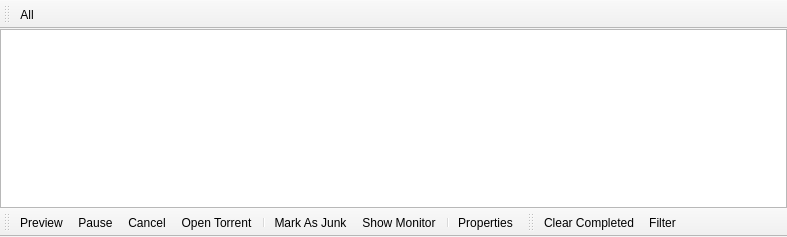
First picture: the form in Quazaa/UI/widgetdownloads.ui, repository c3c/quazaa, before the edit.
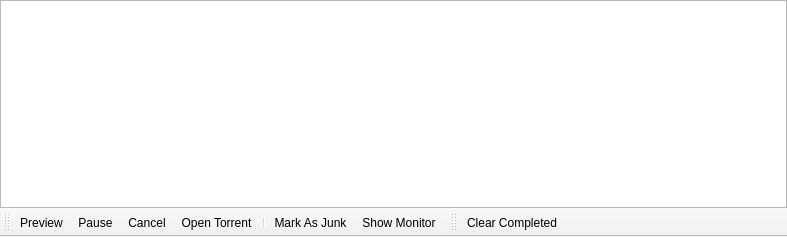
Second picture: the form after the edit. Icons and pictures are not drawn.

```diff
--- a/Quazaa/UI/widgetdownloads.ui
+++ b/Quazaa/UI/widgetdownloads.ui
@@ -46,33 +46,6 @@
     </item>
    </layout>
   </widget>
-  <widget class="QToolBar" name="toolBarFileTypes">
-   <property name="contextMenuPolicy">
-    <enum>Qt::PreventContextMenu</enum>
-   </property>
-   <property name="windowTitle">
-    <string>toolBar</string>
-   </property>
-   <property name="iconSize">
-    <size>
-     <width>16</width>
-     <height>16</height>
-    </size>
-   </property>
-   <property name="toolButtonStyle">
-    <enum>Qt::ToolButtonTextBesideIcon</enum>
-   </property>
-   <property name="floatable">
-    <bool>false</bool>
-   </property>
-   <attribute name="toolBarArea">
-    <enum>TopToolBarArea</enum>
-   </attribute>
-   <attribute name="toolBarBreak">
-    <bool>false</bool>
-   </attribute>
-   <addaction name="actionFilterAll"/>
-  </widget>
   <widget class="QToolBar" name="toolBarControls">
    <property name="contextMenuPolicy">
     <enum>Qt::PreventContextMenu</enum>
@@ -105,8 +78,6 @@
    <addaction name="separator"/>
    <addaction name="actionMarkAsJunk"/>
    <addaction name="actionShowMonitor"/>
-   <addaction name="separator"/>
-   <addaction name="actionProperties"/>
   </widget>
   <widget class="QToolBar" name="toolBarFilter">
    <property name="contextMenuPolicy">
@@ -134,7 +105,6 @@
     <bool>false</bool>
    </attribute>
    <addaction name="actionClearCompleted"/>
-   <addaction name="actionFilter"/>
   </widget>
   <action name="actionFilterAll">
    <property name="checkable">
@@ -211,18 +181,6 @@
     <string>Show Monitor</string>
    </property>
   </action>
-  <action name="actionProperties">
-   <property name="icon">
-    <iconset resource="../Resource.qrc">
-     <normaloff>:/Resource/Generic/Properties.png</normaloff>:/Resource/Generic/Properties.png</iconset>
-   </property>
-   <property name="text">
-    <string>Properties</string>
-   </property>
-   <property name="toolTip">
-    <string>Properties</string>
-   </property>
-  </action>
   <action name="actionOpenTorrent">
    <property name="icon">
     <iconset resource="../Resource.qrc">
@@ -244,15 +202,6 @@
     <string>Clear Completed</string>
    </property>
   </action>
-  <action name="actionFilter">
-   <property name="icon">
-    <iconset resource="../Resource.qrc">
-     <normaloff>:/Resource/Generic/Filter.png</normaloff>:/Resource/Generic/Filter.png</iconset>
-   </property>
-   <property name="text">
-    <string>Filter</string>
-   </property>
-  </action>
   <action name="actionResume">
    <property name="icon">
     <iconset resource="../Resource.qrc">
```
